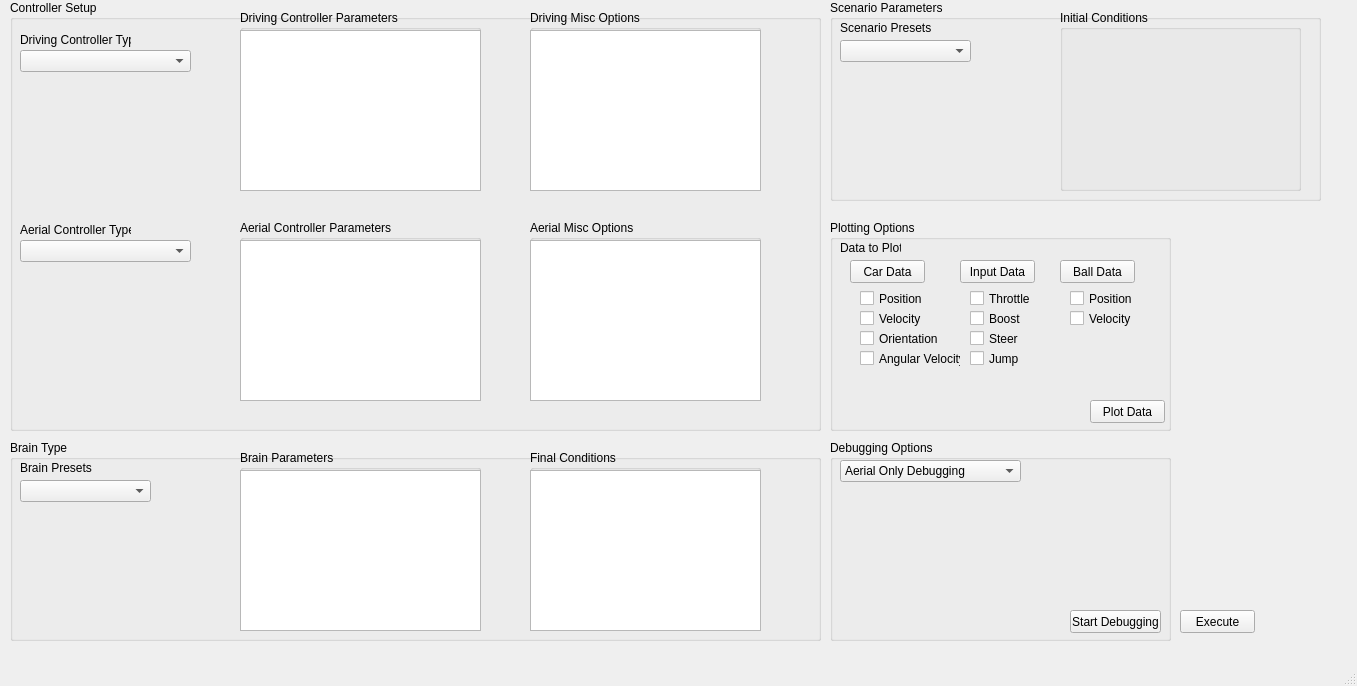
Old version of the form RLBOT/simulator_bot/GUI_development/DeepTootController.ui in the repository robertpisano/DeepToot.
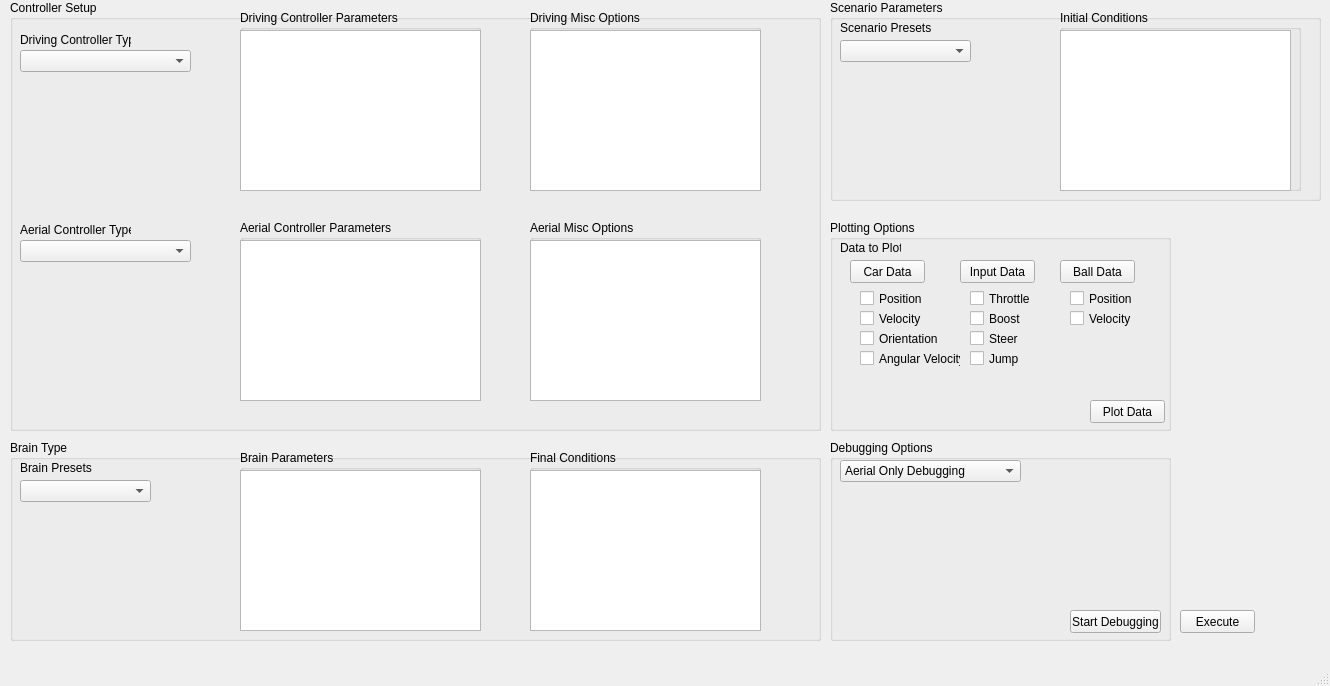
New version of the form.

Commit message: Combined Brain,Controller,InitialConditions Factories into one AbstractMetaDataObjectFactory, updated DeepTootControllerFull to reflect the changed factories. Added a "builder" function in gui to build MetaDataObjects from data in Tables. Gave Execute button functionality and sends a SimulationDataObject over socket to the bot. The server.py has been updated to just print what is received

Diff of the .ui file:
```diff
--- a/RLBOT/simulator_bot/GUI_development/DeepTootController.ui
+++ b/RLBOT/simulator_bot/GUI_development/DeepTootController.ui
@@ -6,7 +6,7 @@
    <rect>
     <x>0</x>
     <y>0</y>
-    <width>1357</width>
+    <width>1330</width>
     <height>686</height>
    </rect>
   </property>
@@ -14,7 +14,7 @@
    <string>MainWindow</string>
   </property>
   <widget class="QWidget" name="centralwidget">
-   <widget class="QGroupBox" name="GameStateParametersGroup">
+   <widget class="QGroupBox" name="InitialConditionsGroup">
     <property name="geometry">
      <rect>
       <x>830</x>
@@ -49,7 +49,7 @@
       <string>Scenario Presets</string>
      </property>
     </widget>
-    <widget class="QGroupBox" name="InitialConditionsGroup">
+    <widget class="QGroupBox" name="InitialConditionsParametersGroup">
      <property name="geometry">
       <rect>
        <x>230</x>
@@ -61,6 +61,16 @@
      <property name="title">
       <string>Initial Conditions</string>
      </property>
+     <widget class="QTableWidget" name="tableWidget_initialConditions">
+      <property name="geometry">
+       <rect>
+        <x>0</x>
+        <y>20</y>
+        <width>231</width>
+        <height>161</height>
+       </rect>
+      </property>
+     </widget>
     </widget>
    </widget>
    <widget class="QPushButton" name="pushButton_execute">
```
Left out of the diff: 8 changed lines with no effect on the pictures. The commit also changes 21 other files.
